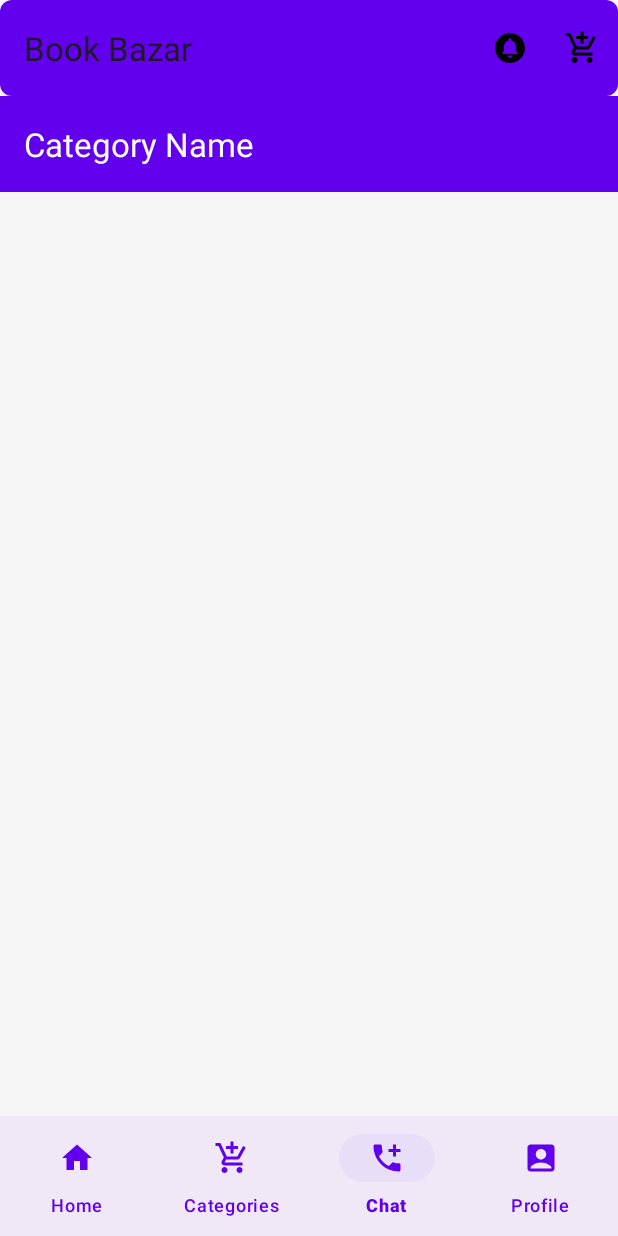
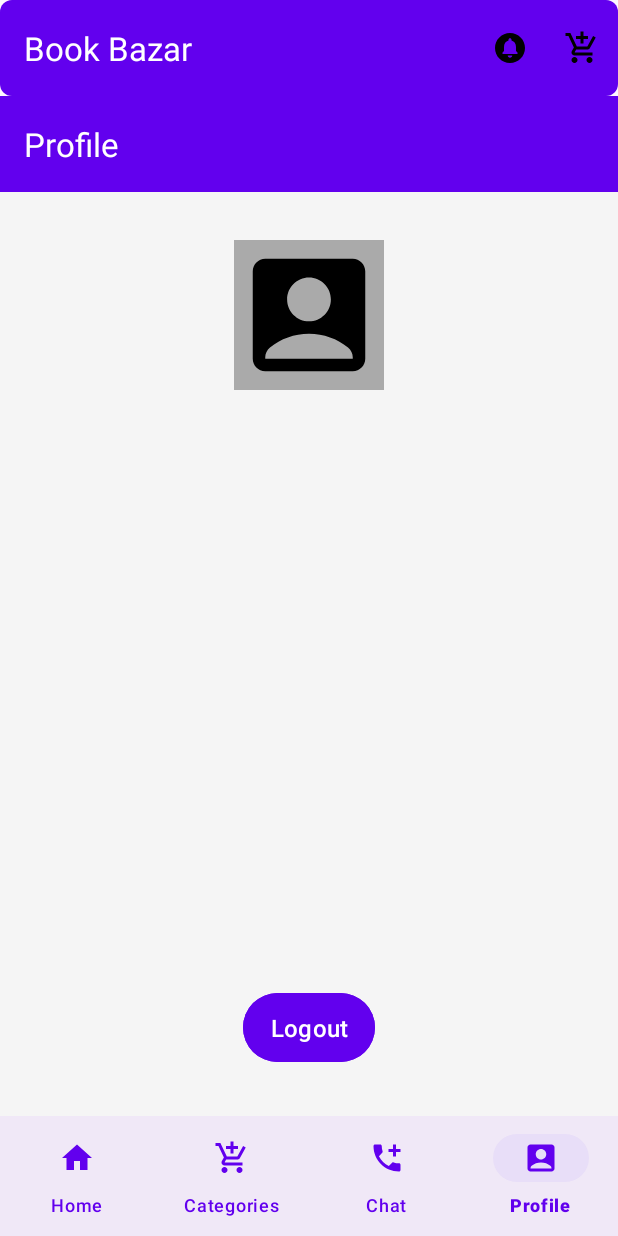
Before and after one commit to smith3226/BookBazar, an Android app: the fragment CategoriesFragment placed in its activity, item 4 of the bottom bar chosen, on a phone screen of 412 x 824 dp. Run offline under Robolectric (Android 15) with nearby library versions, the phone set to English and light mode, and no system bars; our stand-ins replace Firebase (no records; nobody signed in at launch, a user with empty details on screens opened directly).

```diff
--- a/app/src/main/java/com/example/bookbazar/MainActivity.java
+++ b/app/src/main/java/com/example/bookbazar/MainActivity.java
@@ -8,6 +8,7 @@ import com.example.bookbazar.R;
 import com.example.bookbazar.ui.category.CategoriesFragment;
 import com.example.bookbazar.ui.chat.ChatFragment;
 import com.example.bookbazar.ui.home.HomeFragment;
+import com.example.bookbazar.ui.profile.ProfileFragment;
 import com.google.android.material.bottomnavigation.BottomNavigationView;
 
 public class MainActivity extends AppCompatActivity {
@@ -34,6 +35,10 @@ public class MainActivity extends AppCompatActivity {
             } else if (itemId == R.id.nav_chat) {
                 selectedFragment = new ChatFragment(); // Chat Fragment
             }
+            else if (itemId == R.id.nav_profile) {
+                selectedFragment = new ProfileFragment(); // Chat Fragment
+            }
+
 
             if (selectedFragment != null) {
                 loadFragment(selectedFragment);
--- a/app/src/main/java/com/example/bookbazar/ui/home/HomeFragment.java
+++ b/app/src/main/java/com/example/bookbazar/ui/home/HomeFragment.java
@@ -5,6 +5,8 @@ import android.view.LayoutInflater;
 import android.view.View;
 import android.view.ViewGroup;
 
+import androidx.annotation.NonNull;
+import androidx.annotation.Nullable;
 import androidx.fragment.app.Fragment;
 import androidx.recyclerview.widget.LinearLayoutManager;
 import androidx.recyclerview.widget.RecyclerView;
@@ -13,58 +15,94 @@ import com.example.bookbazar.R;
 import com.example.bookbazar.ui.home.adapters.FeaturedBooksAdapter;
 import com.example.bookbazar.ui.home.adapters.PopularCategoriesAdapter;
 import com.example.bookbazar.ui.home.models.Book;
+import com.google.firebase.firestore.FirebaseFirestore;
+import com.google.firebase.firestore.QueryDocumentSnapshot;
 
 import java.util.ArrayList;
 import java.util.List;
 
 public class HomeFragment extends Fragment {
 
-    private RecyclerView featuredBooksRecyclerView;
+    private RecyclerView featuredBooksRecyclerView, popularCategoriesRecyclerView;
     private FeaturedBooksAdapter featuredBooksAdapter;
+    private PopularCategoriesAdapter popularCategoriesAdapter;
 
-    private RecyclerView popularCategoriesRecyclerView;
-    private PopularCategoriesAdapter popularCategoriesAdapter;
-    private List<Book> featuredBooksList;
+    private List<Book> featuredBooksList = new ArrayList<>();
+    private List<Book> popularCategoriesList = new ArrayList<>();
 
-    private List<Book> popularCategoriesList;
+    private FirebaseFirestore db;
 
-    // onCreateView instead of onCreate for fragments
+    @Nullable
     @Override
-    public View onCreateView(LayoutInflater inflater, ViewGroup container, Bundle savedInstanceState) {
-        // Inflate the layout for this fragment
-        View view = inflater.inflate(R.layout.fragment_home, container, false); // Use your fragment layout here
+    public View onCreateView(@NonNull LayoutInflater inflater, @Nullable ViewGroup container, @Nullable Bundle savedInstanceState) {
+        View view = inflater.inflate(R.layout.fragment_home, container, false);
 
-        // Initialize the RecyclerView and adapter
+        // Initialize Firestore
+        db = FirebaseFirestore.getInstance();
+
+        // Setup Featured Books RecyclerView
         featuredBooksRecyclerView = view.findViewById(R.id.featuredBooksRecyclerView);
         featuredBooksRecyclerView.setLayoutManager(new LinearLayoutManager(getContext(), LinearLayoutManager.HORIZONTAL, false));
-
-        // Add sample books
-        featuredBooksList = new ArrayList<>();
-        featuredBooksList.add(new Book("The Alchemist", "Paulo Coelho", R.drawable.alchemist));
-        featuredBooksList.add(new Book("1984", "George Orwell", R.drawable.alchemist));
-        featuredBooksList.add(new Book("To Kill a Mockingbird", "Harper Lee", R.drawable.alchemist));
-        featuredBooksList.add(new Book("The Great Gatsby", "F. Scott Fitzgerald", R.drawable.alchemist));
-
-        featuredBooksAdapter = new FeaturedBooksAdapter(featuredBooksList);
+        featuredBooksAdapter = new FeaturedBooksAdapter(getContext(), featuredBooksList, book -> {
+            // Handle book click (e.g., Open Book Details)
+        });
         featuredBooksRecyclerView.setAdapter(featuredBooksAdapter);
 
-
-        // Initialize the RecyclerView and adapter for Popular Categories
+        // Setup Popular Categories RecyclerView
         popularCategoriesRecyclerView = view.findViewById(R.id.popularCategoriesRecyclerView);
         popularCategoriesRecyclerView.setLayoutManager(new LinearLayoutManager(getContext(), LinearLayoutManager.HORIZONTAL, false));
-
-        // Add sample popular categories
-        popularCategoriesList = new ArrayList<>();
-        popularCategoriesList.add(new Book("The Alchemist", "Paulo Coelho", R.drawable.alchemist));
-        popularCategoriesList.add(new Book("The Alchemist", "Paulo Coelho", R.drawable.alchemist));
-        popularCategoriesList.add(new Book("The Alchemist", "Paulo Coelho", R.drawable.alchemist));
-        popularCategoriesList.add(new Book("The Alchemist", "Paulo Coelho", R.drawable.alchemist));
-        popularCategoriesList.add(new Book("The Alchemist", "Paulo Coelho", R.drawable.alchemist));
-
-        // Set up the adapter for Popular Categories
-        popularCategoriesAdapter = new PopularCategoriesAdapter(popularCategoriesList);
+        popularCategoriesAdapter = new PopularCategoriesAdapter(getContext(), popularCategoriesList);
         popularCategoriesRecyclerView.setAdapter(popularCategoriesAdapter);
 
-        return view; // Return the view that you inflated
+        // Load Books from Firestore
+        fetchFeaturedBooks();
+        fetchPopularCategories();
+
+        return view;
+    }
+
+    // Fetch featured books directly from Firestore
+    private void fetchFeaturedBooks() {
+        db.collection("books")
+                .get()
+                .addOnSuccessListener(queryDocumentSnapshots -> {
+                    featuredBooksList.clear();
+                    for (QueryDocumentSnapshot document : queryDocumentSnapshots) {
+                        String title = document.getString("title");
+                        String author = document.getString("author");
+                        String genre = document.getString("genre");
+                        Double price = document.getDouble("price");
+                        String condition = document.getString("condition");
+                        String imageUrl = document.getString("imageUrl");
+
+                        if (title != null && author != null && genre != null && price != null && condition != null && imageUrl != null) {
+                            featuredBooksList.add(new Book(title, author, genre, price, condition, imageUrl));
+                        }
+                    }
+                    featuredBooksAdapter.setBooks(featuredBooksList); // Update RecyclerView
+                })
+                .addOnFailureListener(e -> {
+                    // Handle error (e.g., show a Toast message)
+                });
+    }
+
+    // Fetch popular categories directly from Firestore
+    private void fetchPopularCategories() {
+        db.collection("categories") // Ensure you have this collection in Firestore
+                .get()
+                .addOnSuccessListener(queryDocumentSnapshots -> {
+                    popularCategoriesList.clear();
+                    for (QueryDocumentSnapshot document : queryDocumentSnapshots) {
+                        String categoryName = document.getString("name");
+                        String categoryImageUrl = document.getString("imageUrl");
+                        if (categoryName != null && categoryImageUrl != null) {
+                            popularCategoriesList.add(new Book(categoryName, "", "", 0.0, "", categoryImageUrl));
+                        }
+                    }
+                    popularCategoriesAdapter.setBooks(popularCategoriesList); // Update RecyclerView
+                })
+                .addOnFailureListener(e -> {
+                    // Handle error
+                });
     }
 }
--- a/app/src/main/java/com/example/bookbazar/ui/home/adapters/FeaturedBooksAdapter.java
+++ b/app/src/main/java/com/example/bookbazar/ui/home/adapters/FeaturedBooksAdapter.java
@@ -1,5 +1,6 @@
 package com.example.bookbazar.ui.home.adapters;
 
+import android.content.Context;
 import android.view.LayoutInflater;
 import android.view.View;
 import android.view.ViewGroup;
@@ -12,14 +13,26 @@ import androidx.recyclerview.widget.RecyclerView;
 import com.example.bookbazar.R;
 import com.example.bookbazar.ui.home.models.Book;
 
+import java.util.ArrayList;
 import java.util.List;
+
+import coil.ImageLoader;
+import coil.request.ImageRequest;
 
 public class FeaturedBooksAdapter extends RecyclerView.Adapter<FeaturedBooksAdapter.BookViewHolder> {
 
     private List<Book> bookList;
+    private final Context context;
+    private final OnBookClickListener bookClickListener;
 
-    public FeaturedBooksAdapter(List<Book> bookList) {
-        this.bookList = bookList;
+    public interface OnBookClickListener {
+        void onBookClick(Book book);
+    }
+
+    public FeaturedBooksAdapter(Context context, List<Book> bookList, OnBookClickListener listener) {
+        this.context = context;
+        this.bookList = bookList != null ? bookList : new ArrayList<>();
+        this.bookClickListener = listener;
     }
 
     @NonNull
@@ -34,12 +47,33 @@ public class FeaturedBooksAdapter extends RecyclerView.Adapter<FeaturedBooksAdap
         Book book = bookList.get(position);
         holder.bookTitle.setText(book.getTitle());
         holder.bookAuthor.setText(book.getAuthor());
-        holder.bookImage.setImageResource(book.getImageResId());
+
+        // Load book image using Coil
+        if (book.getImageUrl() != null && !book.getImageUrl().isEmpty()) {
+            ImageLoader imageLoader = new ImageLoader.Builder(context).build();
+            ImageRequest request = new ImageRequest.Builder(context)
+                    .data(book.getImageUrl())
+                    .crossfade(true)
+                    .target(holder.bookImage)
+                    .build();
+            imageLoader.enqueue(request);
+        } else {
+            holder.bookImage.setImageResource(R.drawable.alchemist);
+        }
+
+        // Handle item click
+        holder.itemView.setOnClickListener(v -> bookClickListener.onBookClick(book));
     }
 
     @Override
     public int getItemCount() {
         return bookList.size();
+    }
+
+    // Method to update books dynamically
+    public void setBooks(List<Book> newBooks) {
+        this.bookList = newBooks;
+        notifyDataSetChanged();
     }
 
     public static class BookViewHolder extends RecyclerView.ViewHolder {
--- a/app/src/main/java/com/example/bookbazar/ui/home/adapters/PopularCategoriesAdapter.java
+++ b/app/src/main/java/com/example/bookbazar/ui/home/adapters/PopularCategoriesAdapter.java
@@ -1,5 +1,6 @@
 package com.example.bookbazar.ui.home.adapters;
 
+import android.content.Context;
 import android.view.LayoutInflater;
 import android.view.View;
 import android.view.ViewGroup;
@@ -12,14 +13,20 @@ import androidx.recyclerview.widget.RecyclerView;
 import com.example.bookbazar.R;
 import com.example.bookbazar.ui.home.models.Book;
 
+import java.util.ArrayList;
 import java.util.List;
+
+import coil.ImageLoader;
+import coil.request.ImageRequest;
 
 public class PopularCategoriesAdapter extends RecyclerView.Adapter<PopularCategoriesAdapter.BookViewHolder> {
 
     private List<Book> bookList;
+    private final Context context;
 
-    public PopularCategoriesAdapter(List<Book> bookList) {
-        this.bookList = bookList;
+    public PopularCategoriesAdapter(Context context, List<Book> bookList) {
+        this.context = context;
+        this.bookList = bookList != null ? bookList : new ArrayList<>();
     }
 
     @NonNull
@@ -29,13 +36,25 @@ public class PopularCategoriesAdapter extends RecyclerView.Adapter<PopularCatego
         return new PopularCategoriesAdapter.BookViewHolder(view);
     }
 
-
-
     @Override
     public void onBindViewHolder(@NonNull PopularCategoriesAdapter.BookViewHolder holder, int position) {
         Book book = bookList.get(position);
         holder.bookTitle.setText(book.getTitle());
-        holder.bookImage.setImageResource(book.getImageResId());
+
+        // Load category image using Coil
+        if (book.getImageUrl() != null && !book.getImageUrl().isEmpty()) {
+            ImageLoader imageLoader = new ImageLoader.Builder(context).build();
+            ImageRequest request = new ImageRequest.Builder(context)
+                    .data(book.getImageUrl())
+                    .crossfade(true)
+                    .placeholder(R.drawable.alchemist) // Placeholder image
+                    .error(R.drawable.alchemist) // Error image
+                    .target(holder.bookImage)
+                    .build();
+            imageLoader.enqueue(request);
+        } else {
+            holder.bookImage.setImageResource(R.drawable.alchemist);
+        }
     }
 
     @Override
@@ -43,9 +62,15 @@ public class PopularCategoriesAdapter extends RecyclerView.Adapter<PopularCatego
         return bookList.size();
     }
 
+    // Method to update the list dynamically
+    public void setBooks(List<Book> newBooks) {
+        this.bookList = newBooks;
+        notifyDataSetChanged();
+    }
+
     public static class BookViewHolder extends RecyclerView.ViewHolder {
         ImageView bookImage;
-        TextView bookTitle, bookAuthor;
+        TextView bookTitle;
 
         public BookViewHolder(@NonNull View itemView) {
             super(itemView);
--- a/app/src/main/java/com/example/bookbazar/ui/home/models/Book.java
+++ b/app/src/main/java/com/example/bookbazar/ui/home/models/Book.java
@@ -3,23 +3,29 @@ package com.example.bookbazar.ui.home.models;
 public class Book {
     private String title;
     private String author;
-    private int imageResId; // Drawable resource ID for book cover
+    private String genre;
+    private double price;
+    private String condition;
+    private String imageUrl;
 
-    public Book(String title, String author, int imageResId) {
+    public Book() {
+        // Empty constructor required for Firestore
+    }
+
+    public Book(String title, String author, String genre, double price, String condition, String imageUrl) {
         this.title = title;
         this.author = author;
-        this.imageResId = imageResId;
+        this.genre = genre;
+        this.price = price;
+        this.condition = condition;
+        this.imageUrl = imageUrl;
     }
 
-    public String getTitle() {
-        return title;
-    }
-
-    public String getAuthor() {
-        return author;
-    }
-
-    public int getImageResId() {
-        return imageResId;
-    }
+    // Getters and Setters
+    public String getTitle() { return title; }
+    public String getAuthor() { return author; }
+    public String getGenre() { return genre; }
+    public double getPrice() { return price; }
+    public String getCondition() { return condition; }
+    public String getImageUrl() { return imageUrl; }
 }
--- /dev/null
+++ b/app/src/main/java/com/example/bookbazar/ui/profile/ProfileFragment.java
@@ -0,0 +1,81 @@
+package com.example.bookbazar.ui.profile;
+
+import android.content.Intent;
+import android.os.Bundle;
+import android.util.Log;
+import android.view.LayoutInflater;
+import android.view.View;
+import android.view.ViewGroup;
+import android.widget.Button;
+import android.widget.ImageView;
+import android.widget.TextView;
+import android.widget.Toast;
+
+import androidx.annotation.NonNull;
+import androidx.annotation.Nullable;
+import androidx.fragment.app.Fragment;
+
+import com.example.bookbazar.LoginActivity;
+import com.example.bookbazar.R;
+import com.google.firebase.auth.FirebaseAuth;
+import com.google.firebase.auth.FirebaseUser;
+
+import coil.ImageLoader;
+import coil.request.ImageRequest;
+
+public class ProfileFragment extends Fragment {
+
+    private FirebaseAuth mAuth;
+    private TextView userName, userEmail;
+    private ImageView profileImage;
+
+    @Nullable
+    @Override
+    public View onCreateView(@NonNull LayoutInflater inflater, @Nullable ViewGroup container, @Nullable Bundle savedInstanceState) {
+        Log.d("ProfileFragment", "Fragment is created");
+
+        // Inflate the layout for this fragment
+        View view = inflater.inflate(R.layout.activity_profile_screen, container, false);
+
+        // Initialize Firebase Authentication
+        mAuth = FirebaseAuth.getInstance();
+
+        // Reference UI elements
+        userName = view.findViewById(R.id.userName);
+        userEmail = view.findViewById(R.id.userEmail);
+        profileImage = view.findViewById(R.id.profileImage);
+        Button btnLogout = view.findViewById(R.id.btnLogout);
+
+        // Get current user info
+        FirebaseUser user = mAuth.getCurrentUser();
+        if (user != null) {
+            userName.setText(user.getDisplayName());
+            userEmail.setText(user.getEmail());
+
+            // Load profile picture (if available)
+            if (user.getPhotoUrl() != null) {
+                ImageLoader imageLoader = new ImageLoader.Builder(requireContext()).build();
+                ImageRequest request = new ImageRequest.Builder(requireContext())
+                        .data(user.getPhotoUrl().toString())
+                        .target(profileImage)
+                        .build();
+                imageLoader.enqueue(request);
+            }
+        }
+
+        // Logout function
+        btnLogout.setOnClickListener(v -> {
+            mAuth.signOut();
+            Toast.makeText(getActivity(), "Logged Out", Toast.LENGTH_SHORT).show();
+
+            // Navigate back to LoginActivity
+            Intent intent = new Intent(getActivity(), LoginActivity.class);
+            intent.setFlags(Intent.FLAG_ACTIVITY_NEW_TASK | Intent.FLAG_ACTIVITY_CLEAR_TASK);
+            startActivity(intent);
+            getActivity().finish(); // Close the parent activity
+        });
+
+        Log.d("ProfileFragment", "onViewCreated: View is created");
+        return view;
+    }
+}
--- a/app/src/main/res/layout/activity_home.xml
+++ b/app/src/main/res/layout/activity_home.xml
@@ -9,14 +9,16 @@
     <androidx.appcompat.widget.Toolbar
         android:id="@+id/topAppBar"
         android:layout_width="0dp"
+        android:layout_marginTop="0dp"
         android:layout_height="wrap_content"
-        android:elevation="4dp"
+        android:elevation="10dp"
         app:layout_constraintEnd_toEndOf="parent"
         app:layout_constraintStart_toStartOf="parent"
         app:layout_constraintTop_toTopOf="parent"
         android:background="@drawable/navbar_background"
         app:menu="@menu/top_menu"
-        app:title="Book Bazar" />
+        app:title="Book Bazar"
+        app:titleTextColor="@color/white"/>
 
     <!-- Fragment Container for Bottom Navigation -->
     <FrameLayout
--- /dev/null
+++ b/app/src/main/res/layout/activity_profile_screen.xml
@@ -0,0 +1,90 @@
+<?xml version="1.0" encoding="utf-8"?>
+<androidx.constraintlayout.widget.ConstraintLayout
+    xmlns:android="http://schemas.android.com/apk/res/android"
+    xmlns:app="http://schemas.android.com/apk/res-auto"
+    android:layout_width="match_parent"
+    android:layout_height="match_parent"
+    android:background="#F5F5F5">
+
+    <!-- Toolbar -->
+    <androidx.appcompat.widget.Toolbar
+        android:id="@+id/toolbar"
+        android:layout_width="0dp"
+        android:layout_height="?attr/actionBarSize"
+        android:background="#6200EE"
+        android:elevation="4dp"
+        app:layout_constraintTop_toTopOf="parent"
+        app:layout_constraintStart_toStartOf="parent"
+        app:layout_constraintEnd_toEndOf="parent"
+        app:title="Profile"
+        app:titleTextColor="@android:color/white" />
+
+    <!-- Profile Picture -->
+    <ImageView
+        android:id="@+id/profileImage"
+        android:layout_width="100dp"
+        android:layout_height="100dp"
+        android:layout_marginTop="32dp"
+        android:src="@drawable/ic_profile"
+        android:scaleType="centerCrop"
+        android:background="@android:color/darker_gray"
+        android:contentDescription="Profile Image"
+        app:layout_constraintTop_toBottomOf="@id/toolbar"
+        app:layout_constraintStart_toStartOf="parent"
+        app:layout_constraintEnd_toEndOf="parent"
+        app:layout_constraintBottom_toTopOf="@id/userName" />
+
+    <!-- User Name -->
+    <TextView
+        android:id="@+id/userName"
+        android:layout_width="wrap_content"
+        android:layout_height="wrap_content"
+        android:text="User Name"
+        android:textSize="18sp"
+        android:textStyle="bold"
+        android:textColor="@android:color/black"
+        app:layout_constraintTop_toBottomOf="@id/profileImage"
+        app:layout_constraintStart_toStartOf="parent"
+        app:layout_constraintEnd_toEndOf="parent"
+        android:layout_marginTop="8dp" />
+
+    <!-- Email -->
+    <TextView
+        android:id="@+id/userEmail"
+        android:layout_width="wrap_content"
+        android:layout_height="wrap_content"
+        android:text="user@example.com"
+        android:textSize="16sp"
+        android:textColor="@android:color/darker_gray"
+        app:layout_constraintTop_toBottomOf="@id/userName"
+        app:layout_constraintStart_toStartOf="parent"
+        app:layout_constraintEnd_toEndOf="parent"
+        android:layout_marginTop="4dp" />
+
+    <!-- RecyclerView for Additional Items -->
+    <androidx.recyclerview.widget.RecyclerView
+        android:id="@+id/categoriesRecyclerView"
+        android:layout_width="0dp"
+        android:layout_height="0dp"
+        android:padding="8dp"
+        android:clipToPadding="false"
+        app:layout_constraintTop_toBottomOf="@id/userEmail"
+        app:layout_constraintBottom_toTopOf="@id/btnLogout"
+        app:layout_constraintStart_toStartOf="parent"
+        app:layout_constraintEnd_toEndOf="parent"/>
+
+    <!-- Logout Button -->
+    <Button
+        android:id="@+id/btnLogout"
+        android:layout_width="wrap_content"
+        android:layout_height="wrap_content"
+        android:text="Logout"
+        android:backgroundTint="@color/nav_item_color"
+        android:textColor="@android:color/white"
+        android:padding="12dp"
+        android:textSize="16sp"
+        app:layout_constraintBottom_toBottomOf="parent"
+        app:layout_constraintStart_toStartOf="parent"
+        app:layout_constraintEnd_toEndOf="parent"
+        android:layout_marginBottom="32dp"/>
+</androidx.constraintlayout.widget.ConstraintLayout>
--- a/app/src/main/res/values/strings.xml
+++ b/app/src/main/res/values/strings.xml
@@ -1,3 +1,4 @@
 <resources>
     <string name="app_name">BookBazar</string>
+    <string name="default_web_client_id">247670187021-lb6s4g4it7utrshpog846ovj0q07qtre.apps.googleusercontent.com</string>
 </resources>
--- a/build.gradle.kts
+++ b/build.gradle.kts
@@ -1,4 +1,5 @@
 // Top-level build file where you can add configuration options common to all sub-projects/modules.
 plugins {
     alias(libs.plugins.android.application) apply false
+    id("com.google.gms.google-services") version "4.4.2" apply false
 }
--- a/gradle.properties
+++ b/gradle.properties
@@ -19,3 +19,5 @@ android.useAndroidX=true
 # resources declared in the library itself and none from the library's dependencies,
 # thereby reducing the size of the R class for that library
 android.nonTransitiveRClass=true
+
+ksp.incremental=true
```
Also changed, not shown: app/build.gradle.kts (+12 -2 lines), app/src/main/AndroidManifest.xml (+11 -3 lines), app/src/main/java/com/example/bookbazar/LoginActivity.java (added, +108 -0 lines), app/src/main/res/layout/activity_category_list.xml (+30 -0 lines), app/src/main/res/layout/activity_login.xml (added, +22 -0 lines), gradle/libs.versions.toml (+15 -0 lines), 1 other file.
